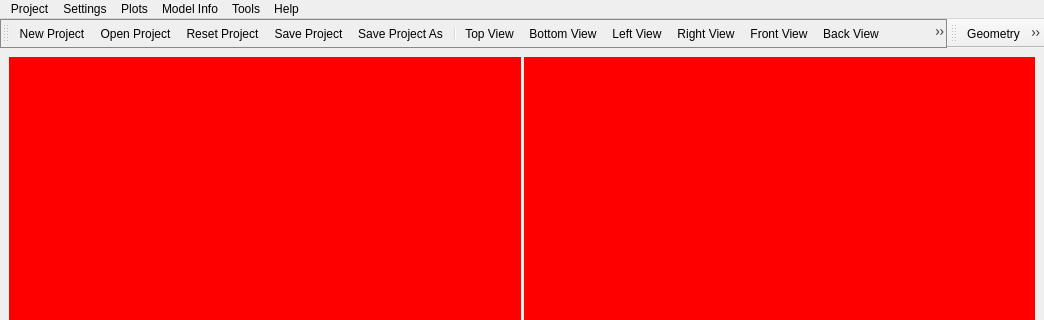
Before: the Qt Designer form pulse/interface/data/ui_files/main_window.ui in open-pulse/OpenPulse, drawn with Qt 5; both pictures show x 0 to 1044 and y 0 to 320 of the 1044 by 674 pixel window.
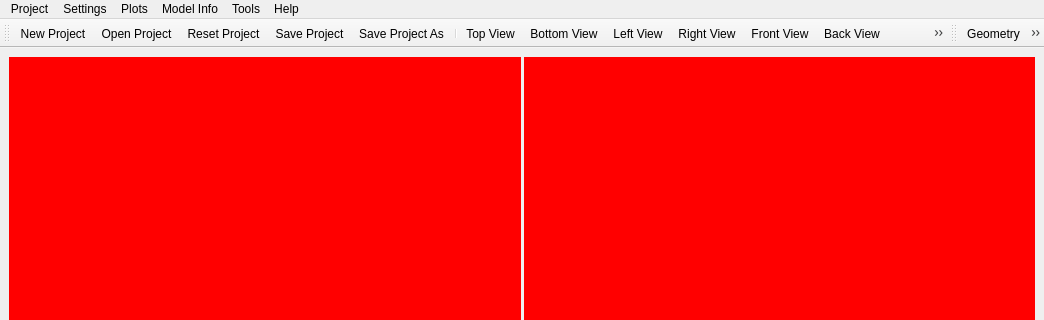
After: the same form once the commit is applied. Icons and pictures are not drawn.

Commit message: Rename tool_bar to toolbar

What changed in the file:
```diff
--- a/pulse/interface/data/ui_files/main_window.ui
+++ b/pulse/interface/data/ui_files/main_window.ui
@@ -185,15 +185,6 @@
    <property name="windowTitle">
     <string>Main toolbar</string>
    </property>
-   <property name="styleSheet">
-    <string notr="true"> QToolBar {
- 	border-style: solid;
- 	border-width: 1px;
-	border-color: #888888;
-}
-            
- </string>
-   </property>
    <attribute name="toolBarArea">
     <enum>TopToolBarArea</enum>
    </attribute>
```
Left out of the diff: 2 changed lines with no effect on the pictures. The commit also changes 2 other files.
